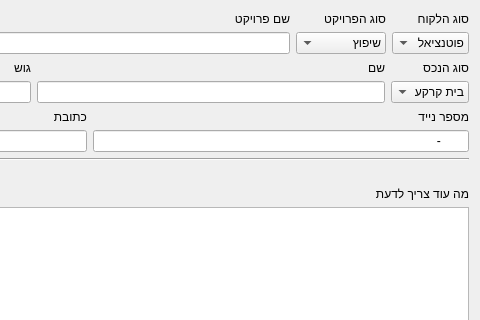
Qt form Coustemer.ui (TheDudiB/AyeletManege) before a commit; both pictures show x 683 to 1163 and y 0 to 320 of the 1163 by 428 pixel window.
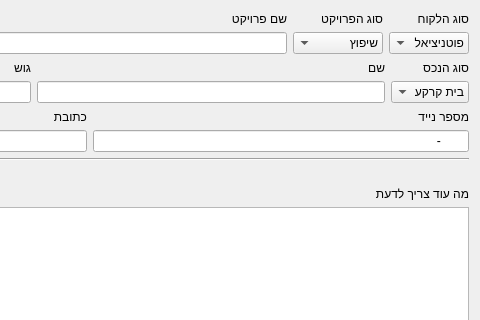
The same form after that commit. Icons and pictures are not drawn.

Commit message: well main window works and secondary too

Diff of the .ui file:
```diff
--- a/Coustemer.ui
+++ b/Coustemer.ui
@@ -61,7 +61,7 @@
         <widget class="QComboBox" name="QCCusType">
          <item>
           <property name="text">
-           <string>פוטנציאל</string>
+           <string>פוטניציאל</string>
           </property>
          </item>
          <item>
```
Left out of the diff: 3 changed lines with no effect on the pictures. The commit also changes 3 other files.
